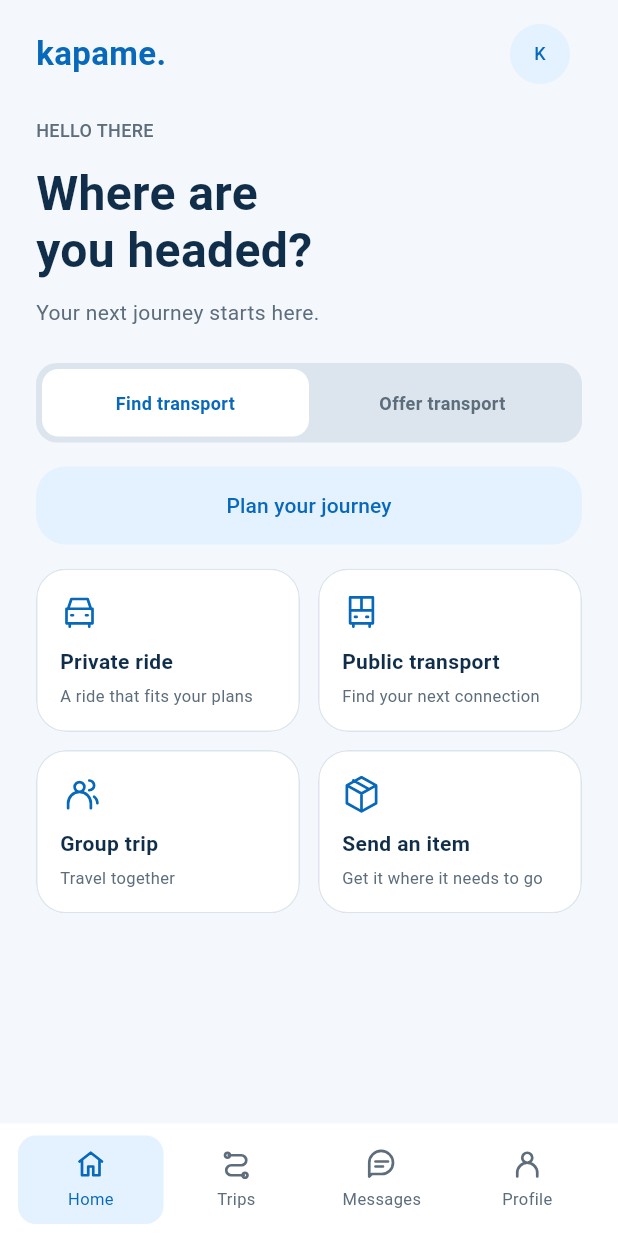
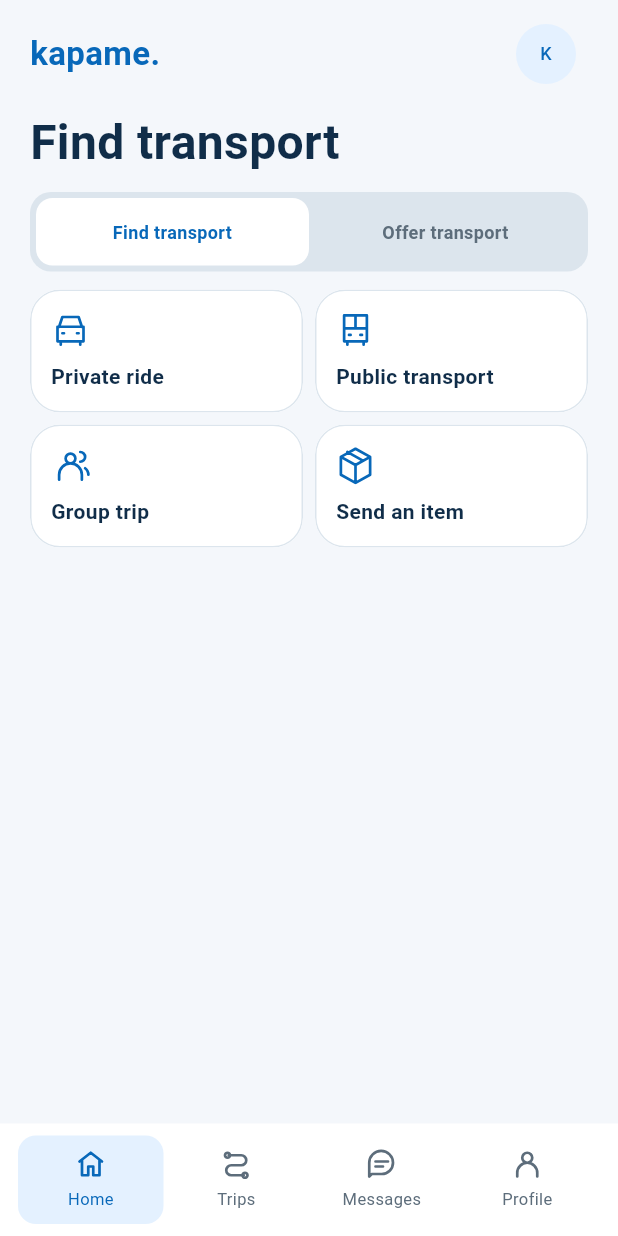
Before and after one commit to kapame2022/KapaMe-Mobile, a Flutter app: the HomeContent screen opened directly, on a phone screen of 412 x 824 dp. Run offline on Flutter 3.47's test engine with Material 3 defaults, Android fonts, the phone set to English and light mode, and no system bars; our stand-ins replace dio, flutter_secure_storage, flutter_svg, fluttertoast, google_maps_flutter, google_mobile_ads and 1 more; missing offline and left inert: flutter_polyline_points, signalr_netcore, syncfusion_flutter_pdfviewer; accounts and stored records are empty.

Commit message:
Put upcoming journeys first on Home and Trips

```diff
--- a/lib/views/home/home.dart
+++ b/lib/views/home/home.dart
@@ -1,13 +1,19 @@
 import 'package:flutter/material.dart';
 import 'package:google_mobile_ads/google_mobile_ads.dart';
+import 'package:kapame/models/trip.dart';
 import 'package:kapame/services/ad_unit_ids.dart';
+import 'package:kapame/services/owned_trips.dart';
 import 'package:kapame/services/current_user.dart';
 import 'package:kapame/theme/clear_blue.dart';
 import 'package:kapame/widgets/clear_blue_widgets.dart';
 import 'package:provider/provider.dart';
 
+import 'trip_history.dart';
+
 class Home extends StatefulWidget {
-  const Home({super.key});
+  const Home({super.key, this.loadTrips});
+
+  final Future<List<Trip>> Function()? loadTrips;
   @override
   State<Home> createState() => _HomeState();
 }
@@ -15,6 +21,34 @@ class Home extends StatefulWidget {
 class _HomeState extends State<Home> {
   BannerAd? _bannerAd;
   bool _isAdLoaded = false;
+  Future<List<Trip>>? _trips;
+  String? _userId;
+  String? _token;
+
+  @override
+  void didChangeDependencies() {
+    super.didChangeDependencies();
+    final auth = context.watch<AuthUserState>();
+    final userId = auth.appUser?.id;
+    if (_userId != userId || _token != auth.token) {
+      _userId = userId;
+      _token = auth.token;
+      _trips = _loadTrips();
+    }
+  }
+
+  Future<List<Trip>> _loadTrips() async {
+    final userId = _userId;
+    final load = widget.loadTrips;
+    if (load == null) return loadOwnedTrips(userId: userId, token: _token);
+    return (await load()).where((trip) => tripBelongsTo(trip, userId)).toList();
+  }
+
+  void _refreshTrips() {
+    if (!mounted || _userId == null) return;
+    setState(() => _trips = _loadTrips());
+  }
+
   @override
   void initState() {
     super.initState();
@@ -48,6 +82,40 @@ class _HomeState extends State<Home> {
   @override
   Widget build(BuildContext context) => HomeContent(
         name: context.watch<AuthUserState>().appUser?.fullName,
+        nextTrip: _trips == null
+            ? null
+            : FutureBuilder<List<Trip>>(
+                key: ValueKey((_userId, _token)),
+                future: _trips,
+                builder: (context, snapshot) {
+                  if (!snapshot.hasData || snapshot.hasError) {
+                    return const SizedBox.shrink();
+                  }
+                  final now = DateTime.now();
+                  final upcoming = snapshot.data!
+                      .where((trip) =>
+                          trip.tripDateTime != null && !isPastTrip(trip, now))
+                      .toList()
+                    ..sort(compareUpcomingTrips);
+                  if (upcoming.isEmpty) return const SizedBox.shrink();
+                  return Column(
+                    crossAxisAlignment: CrossAxisAlignment.stretch,
+                    children: [
+                      const SizedBox(height: 24),
+                      const Text('Next trip', style: ClearBlue.subheading),
+                      const SizedBox(height: 8),
+                      TripSummaryCard(
+                        trip: upcoming.first,
+                        featured: true,
+                        onTap: () => Navigator.pushNamed(
+                            context, '/viewrequest',
+                            arguments: upcoming.first),
+                      ),
+                    ],
+                  );
+                },
+              ),
+        onServiceReturn: _refreshTrips,
         advertisement: _isAdLoaded && _bannerAd != null
             ? SizedBox(
                 width: _bannerAd!.size.width.toDouble(),
@@ -60,9 +128,18 @@ class _HomeState extends State<Home> {
 
 /// Presentation separated from the platform ad lifecycle for layout testing.
 class HomeContent extends StatefulWidget {
-  const HomeContent({super.key, this.name, this.advertisement});
+  const HomeContent({
+    super.key,
+    this.name,
+    this.advertisement,
+    this.nextTrip,
+    this.onServiceReturn,
+  });
   final String? name;
   final Widget? advertisement;
+  final Widget? nextTrip;
+  final VoidCallback? onServiceReturn;
+
   @override
   State<HomeContent> createState() => _HomeContentState();
 }
@@ -70,133 +147,85 @@ class HomeContent extends StatefulWidget {
 class _HomeContentState extends State<HomeContent> {
   bool _offering = false;
   static const _find = [
-    ('car', 'Private ride', 'A ride that fits your plans', '/privatecommuter'),
-    ('bus', 'Public transport', 'Find your next connection', '/publiccommuter'),
-    ('people', 'Group trip', 'Travel together', '/grouptransport'),
-    (
-      'package',
-      'Send an item',
-      'Get it where it needs to go',
-      '/itemtransport'
-    ),
+    ('car', 'Private ride', '/privatecommuter'),
+    ('bus', 'Public transport', '/publiccommuter'),
+    ('people', 'Group trip', '/grouptransport'),
+    ('package', 'Send an item', '/itemtransport'),
   ];
   static const _offer = [
-    ('car', 'Drive privately', 'Connect with commuters', '/privatedriver'),
-    ('bus', 'Public route', 'Help people get moving', '/publicdriver'),
-    ('people', 'Host a group', 'Make room for everyone', '/grouptransporter'),
-    (
-      'package',
-      'Deliver an item',
-      'Make the journey useful',
-      '/itemtransporter'
-    ),
+    ('car', 'Drive privately', '/privatedriver'),
+    ('bus', 'Public route', '/publicdriver'),
+    ('people', 'Host a group', '/grouptransporter'),
+    ('package', 'Deliver an item', '/itemtransporter'),
   ];
+
   @override
   Widget build(BuildContext context) {
-    final name = (widget.name ?? '').trim();
     final services = _offering ? _offer : _find;
     return Scaffold(
       bottomNavigationBar: const MainNavigation(selected: 0),
       body: SafeArea(
-          child: LayoutBuilder(
-              builder: (context, constraints) => SingleChildScrollView(
-                    padding: const EdgeInsets.fromLTRB(24, 8, 24, 24),
-                    child: ConstrainedBox(
-                        constraints: BoxConstraints(
-                            minHeight: (constraints.maxHeight - 32)
-                                .clamp(0, double.infinity)),
-                        child: Column(
-                            crossAxisAlignment: CrossAxisAlignment.stretch,
+        child: ListView(
+          padding: const EdgeInsets.fromLTRB(20, 8, 20, 24),
           children: [
             BrandHeader(name: widget.name),
-                              const SizedBox(height: 16),
-                              PageHeading(
-                                  eyebrow: name.isEmpty
-                                      ? 'HELLO THERE'
-                                      : 'HELLO, ${name.split(RegExp(r'\s+')).first.toUpperCase()}',
-                                  title: _offering
-                                      ? 'Make room for\nsomeone’s journey.'
-                                      : 'Where are\nyou headed?',
-                                  subtitle: _offering
-                                      ? 'A little space. A big difference.'
-                                      : 'Your next journey starts here.'),
-                              const SizedBox(height: 24),
+            const SizedBox(height: 12),
+            Text(_offering ? 'Offer transport' : 'Find transport',
+                style: ClearBlue.heading),
+            const SizedBox(height: 14),
             JourneyTabs(
-                                  labels: const [
-                                    'Find transport',
-                                    'Offer transport'
-                                  ],
+              labels: const ['Find transport', 'Offer transport'],
               selected: _offering ? 1 : 0,
-                                  onChanged: (i) =>
-                                      setState(() => _offering = i == 1)),
-                              const SizedBox(height: 16),
-                              FilledButton(
-                                  style: FilledButton.styleFrom(
-                                      backgroundColor: ClearBlue.soft,
-                                      foregroundColor: ClearBlue.accent),
-                                  onPressed: () => Navigator.pushNamed(
-                                      context, services.first.$4),
-                                  child: Text(_offering
-                                      ? 'Find nearby requests'
-                                      : 'Plan your journey')),
-                              const SizedBox(height: 16),
+              onChanged: (i) => setState(() => _offering = i == 1),
+            ),
+            const SizedBox(height: 12),
             LayoutBuilder(builder: (context, grid) {
               final singleColumn = grid.maxWidth < 280 ||
-                                    MediaQuery.textScalerOf(context).scale(14) >
-                                        22;
+                  MediaQuery.textScalerOf(context).scale(14) > 22;
               return Wrap(
-                                    spacing: 12,
-                                    runSpacing: 12,
+                spacing: 8,
+                runSpacing: 8,
                 children: [
-                                      for (final service in services)
+                  for (final (icon, label, route) in services)
                     SizedBox(
                       width: singleColumn
                           ? grid.maxWidth
-                                              : (grid.maxWidth - 12) / 2,
+                          : (grid.maxWidth - 8) / 2,
                       child: Card(
+                        margin: EdgeInsets.zero,
                         clipBehavior: Clip.antiAlias,
                         child: InkWell(
-                                                  onTap: () =>
-                                                      Navigator.pushNamed(
-                                                          context, service.$4),
+                          onTap: () async {
+                            await Navigator.pushNamed(context, route);
+                            if (mounted) widget.onServiceReturn?.call();
+                          },
                           child: Padding(
-                                                      padding:
-                                                          const EdgeInsets.all(
-                                                              16),
+                            padding: const EdgeInsets.all(14),
                             child: Column(
-                                                          crossAxisAlignment:
-                                                              CrossAxisAlignment
-                                                                  .start,
+                              crossAxisAlignment: CrossAxisAlignment.start,
                               children: [
-                                                            DesignIcon(
-                                                                service.$1),
-                                                            const SizedBox(
-                                                                height: 10),
-                                                            Text(service.$2,
+                                DesignIcon(icon),
+                                const SizedBox(height: 8),
+                                Text(label,
                                     style: const TextStyle(
-                                                                    fontWeight:
-                                                                        FontWeight
-                                                                            .w700,
-                                                                    fontSize:
-                                                                        14)),
-                                                            const SizedBox(
-                                                                height: 6),
-                                                            Text(service.$3,
-                                                                style: const TextStyle(
-                                                                    fontSize:
-                                                                        11,
-                                                                    color: ClearBlue
-                                                                        .muted)),
-                                                          ])))),
-                                        )
-                                    ]);
+                                        fontWeight: FontWeight.w700)),
+                              ],
+                            ),
+                          ),
+                        ),
+                      ),
+                    ),
+                ],
+              );
             }),
+            if (widget.nextTrip != null) widget.nextTrip!,
             if (widget.advertisement != null) ...[
-                                const SizedBox(height: 32),
-                                Center(child: widget.advertisement!)
+              const SizedBox(height: 24),
+              Center(child: widget.advertisement!),
             ],
-                            ])),
-                  ))),
+          ],
+        ),
+      ),
     );
   }
 }
```
Also changed, not shown: lib/services/owned_trips.dart (added, +49 -0 lines), lib/views/home/trip_history.dart (+81 -61 lines), 2 other files. Lines whose indentation alone changed are shown as unchanged.
